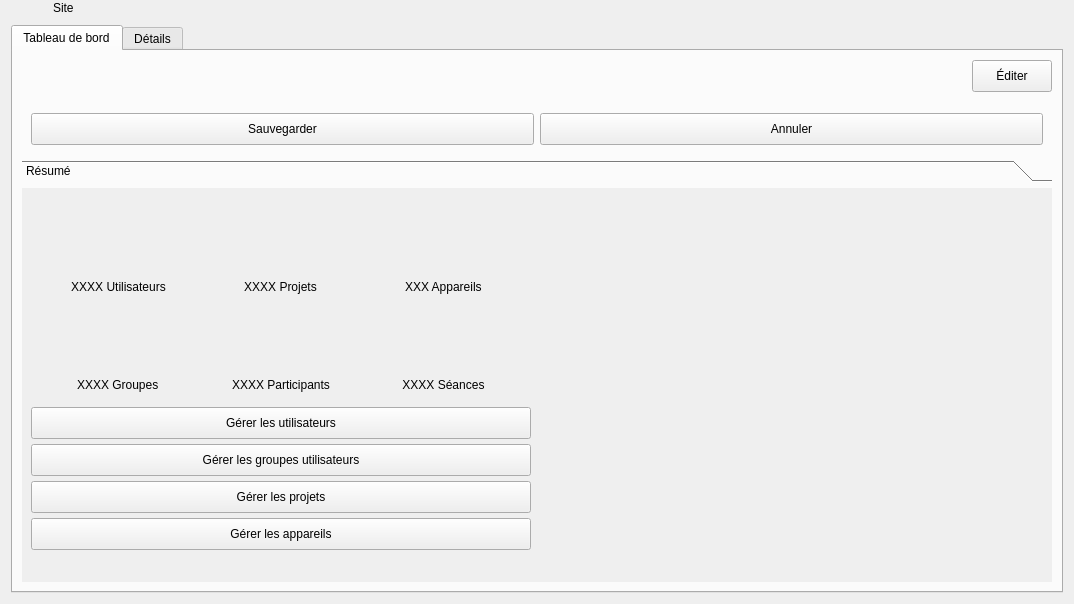
Above: client/src/editors/SiteWidget.ui from introlab/openteraplus before the change. Below: the same form after it.
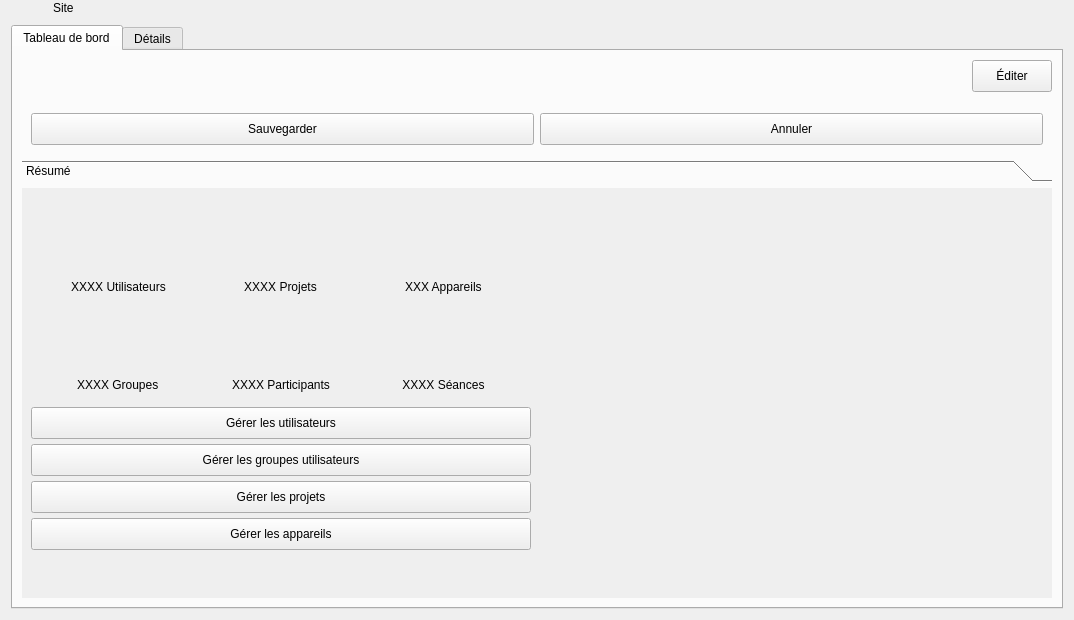
That is the form after the change. The open tabs and pages were chosen to show the change. Icons and pictures are not drawn. Custom widgets are drawn as their Qt base class.

```diff
--- a/client/src/editors/SiteWidget.ui
+++ b/client/src/editors/SiteWidget.ui
@@ -7,7 +7,7 @@
     <x>0</x>
     <y>0</y>
     <width>1074</width>
-    <height>604</height>
+    <height>620</height>
    </rect>
   </property>
   <property name="sizePolicy">
@@ -307,8 +307,8 @@
            <rect>
             <x>0</x>
             <y>0</y>
-            <width>1025</width>
-            <height>377</height>
+            <width>1038</width>
+            <height>385</height>
            </rect>
           </property>
           <attribute name="label">
```
Left out of the diff: 2 changed lines with no effect on the pictures.
